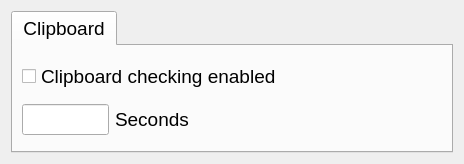
Qt form src/_gui/settings.ui (rewisch/ReDict) before a commit.
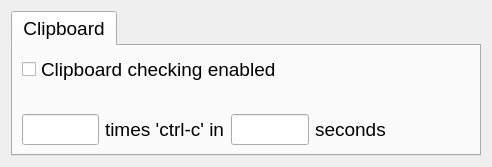
The same form after that commit. Icons and pictures are not drawn.

Commit message: implement setting 'click ctrl-c x-times'

```diff
--- a/src/_gui/settings.ui
+++ b/src/_gui/settings.ui
@@ -6,8 +6,8 @@
    <rect>
     <x>0</x>
     <y>0</y>
-    <width>464</width>
-    <height>164</height>
+    <width>492</width>
+    <height>167</height>
    </rect>
   </property>
   <property name="windowTitle">
@@ -38,26 +38,30 @@
        <string>Clipboard</string>
       </attribute>
       <layout class="QGridLayout" name="gridLayout">
-       <item row="0" column="0" colspan="2">
-        <widget class="QCheckBox" name="clipboardEnable">
-         <property name="font">
-          <font>
-           <pointsize>14</pointsize>
-          </font>
+       <item row="2" column="0">
+        <spacer name="verticalSpacer">
+         <property name="orientation">
+          <enum>Qt::Vertical</enum>
          </property>
-         <property name="text">
-          <string>Clipboard checking enabled</string>
+         <property name="sizeHint" stdset="0">
+          <size>
+           <width>20</width>
+           <height>40</height>
+          </size>
          </property>
-        </widget>
+        </spacer>
        </item>
-       <item row="1" column="0">
+       <item row="3" column="0">
+        <widget class="QLineEdit" name="txtTimes"/>
+       </item>
+       <item row="3" column="2">
         <widget class="QLineEdit" name="txtSeconds">
          <property name="toolTip">
           <string>Number of seconds in which Ctrl-C must be double-clicked</string>
          </property>
         </widget>
        </item>
-       <item row="1" column="1">
+       <item row="3" column="3">
         <widget class="QLabel" name="label">
          <property name="font">
           <font>
@@ -68,7 +72,26 @@
           <string>Number of seconds in which Ctrl-C must be double-clicked</string>
          </property>
          <property name="text">
-          <string>Seconds                                                </string>
+          <string>seconds                </string>
+         </property>
+        </widget>
+       </item>
+       <item row="3" column="1">
+        <widget class="QLabel" name="label_2">
+         <property name="text">
+          <string>times 'ctrl-c' in</string>
+         </property>
+        </widget>
+       </item>
+       <item row="1" column="0" colspan="3">
+        <widget class="QCheckBox" name="clipboardEnable">
+         <property name="font">
+          <font>
+           <pointsize>14</pointsize>
+          </font>
+         </property>
+         <property name="text">
+          <string>Clipboard checking enabled</string>
          </property>
         </widget>
        </item>
```
The commit also changes 3 other files.
